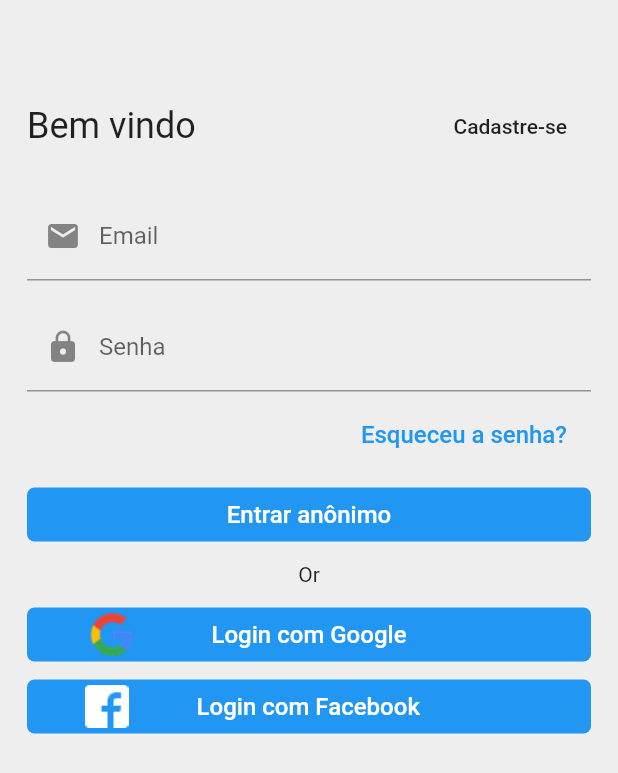
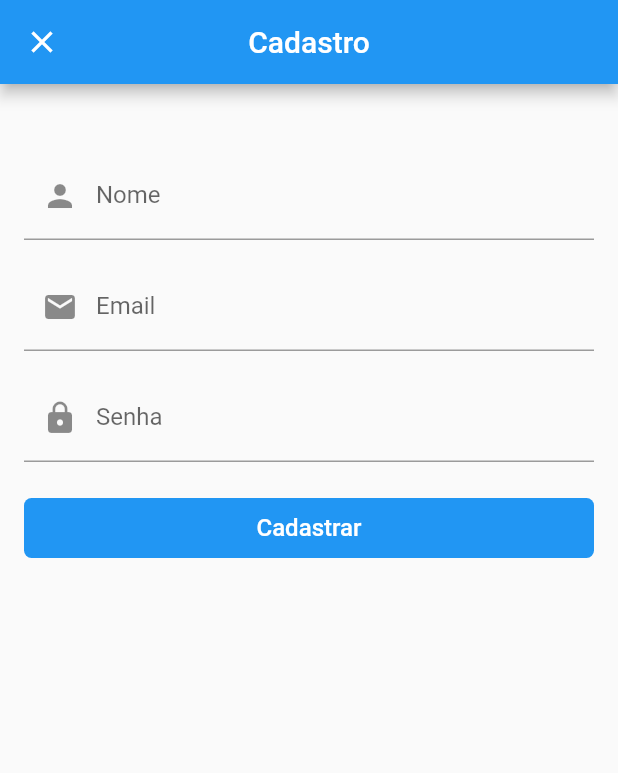
Before and after one commit to osvaldoj12/sec_enade, a Flutter app: the screen it shows after launch, after a tap on "Cadastre-se", on a phone screen of 412 x 824 dp. Shown: the top 773 px of the screen. Run offline on Flutter 3.47's test engine with Material 2 defaults, Android fonts, the phone set to English and light mode, and no system bars; our stand-ins replace firebase_auth, firebase_core; accounts and stored records are empty.

Commit message:
Creation of sign up page and folder ranaming -services to auth-

```diff
--- a/lib/main.dart
+++ b/lib/main.dart
@@ -1,7 +1,7 @@
 import 'package:firebase_core/firebase_core.dart';
 import 'package:flutter/material.dart';
 import 'package:sec_enade/pages/landing_page.dart';
-import 'package:sec_enade/services/auth.dart';
+import 'package:sec_enade/auth/auth.dart';
 
 void main() async {
   WidgetsFlutterBinding.ensureInitialized();
--- a/lib/pages/home_page.dart
+++ b/lib/pages/home_page.dart
@@ -1,5 +1,5 @@
 import 'package:flutter/material.dart';
-import 'package:sec_enade/services/auth.dart';
+import 'package:sec_enade/auth/auth.dart';
 
 class HomePage extends StatelessWidget {
   const HomePage({Key key, @required this.auth}) : super(key: key);
--- a/lib/pages/landing_page.dart
+++ b/lib/pages/landing_page.dart
@@ -2,7 +2,7 @@ import 'package:firebase_auth/firebase_auth.dart';
 import 'package:flutter/material.dart';
 import 'package:sec_enade/pages/home_page.dart';
 import 'package:sec_enade/pages/sign_in/sign_in_page.dart';
-import 'package:sec_enade/services/auth.dart';
+import 'package:sec_enade/auth/auth.dart';
 
 class LandingPage extends StatelessWidget {
   const LandingPage({Key key, @required this.auth}) : super(key: key);
--- a/lib/pages/sign_in/sign_in_page.dart
+++ b/lib/pages/sign_in/sign_in_page.dart
@@ -1,5 +1,6 @@
 import 'package:flutter/material.dart';
-import 'package:sec_enade/services/auth.dart';
+import 'package:sec_enade/auth/auth.dart';
+import 'package:sec_enade/pages/sign_in/sign_up_page.dart';
 
 class SignInPage extends StatelessWidget {
   const SignInPage({Key key, @required this.auth}) : super(key: key);
@@ -19,8 +20,8 @@ class SignInPage extends StatelessWidget {
     return Scaffold(
       backgroundColor: Colors.grey[200],
       body: Padding(
-        padding:
-            const EdgeInsets.only(left: 18.0, right: 18.0, bottom: 60, top: 60),
+        padding: const EdgeInsets.only(left: 16.0, right: 18.0, top: 60),
+        child: SingleChildScrollView(
           child: Column(
             children: <Widget>[
               Row(
@@ -31,7 +32,14 @@ class SignInPage extends StatelessWidget {
                     style: Theme.of(context).textTheme.headline5,
                   ),
                   FlatButton(
-                  onPressed: () {},
+                    onPressed: () {
+                      Navigator.of(context).push(
+                        MaterialPageRoute(
+                          builder: (context) => SignUpPage(),
+                          fullscreenDialog: true,
+                        ),
+                      );
+                    },
                     child: Text(
                       'Cadastre-se',
                     ),
@@ -75,6 +83,7 @@ class SignInPage extends StatelessWidget {
                   ),
                   SizedBox(height: 5.0),
                   FlatButton(
+                    height: 40.0,
                     color: Colors.blue,
                     shape: RoundedRectangleBorder(
                       borderRadius: BorderRadius.all(
@@ -98,6 +107,7 @@ class SignInPage extends StatelessWidget {
               Column(
                 children: <Widget>[
                   FlatButton(
+                    height: 40.0,
                     onPressed: () {},
                     color: Colors.blue,
                     shape: RoundedRectangleBorder(
@@ -124,6 +134,7 @@ class SignInPage extends StatelessWidget {
                     ),
                   ),
                   FlatButton(
+                    height: 40.0,
                     onPressed: () {},
                     color: Colors.blue,
                     shape: RoundedRectangleBorder(
@@ -154,6 +165,7 @@ class SignInPage extends StatelessWidget {
             ],
           ),
         ),
+      ),
     );
   }
 }
--- /dev/null
+++ b/lib/pages/sign_in/sign_up_page.dart
@@ -0,0 +1,77 @@
+import 'package:flutter/material.dart';
+import 'package:sec_enade/auth/auth.dart';
+import 'package:sec_enade/pages/sign_in/sign_in_page.dart';
+
+class SignUpPage extends StatelessWidget {
+  @override
+  Widget build(BuildContext context) {
+    return Scaffold(
+      appBar: AppBar(
+        title: Text("Cadastro"),
+        centerTitle: true,
+      ),
+      body: Padding(
+        padding: const EdgeInsets.only(left: 16.0, right: 16.0, top: 45.0),
+        child: SingleChildScrollView(
+          child: Column(
+            crossAxisAlignment: CrossAxisAlignment.stretch,
+            children: <Widget>[
+              TextFormField(
+                keyboardType: TextInputType.text,
+                decoration: InputDecoration(
+                  prefixIcon: Icon(Icons.person),
+                  labelText: "Nome",
+                  hintText: "Digite seu nome",
+                ),
+              ),
+              SizedBox(height: 15.0),
+              TextFormField(
+                keyboardType: TextInputType.emailAddress,
+                decoration: InputDecoration(
+                  prefixIcon: Icon(Icons.mail),
+                  labelText: "Email",
+                  hintText: "Exemplo@gmail.com",
+                ),
+              ),
+              SizedBox(height: 15.0),
+              TextFormField(
+                obscureText: true,
+                keyboardType: TextInputType.text,
+                decoration: InputDecoration(
+                  prefixIcon: Icon(Icons.lock),
+                  labelText: "Senha",
+                ),
+              ),
+              SizedBox(height: 20.0),
+              FlatButton(
+                height: 40.0,
+                color: Colors.blue,
+                shape: RoundedRectangleBorder(
+                  borderRadius: BorderRadius.all(
+                    Radius.circular(5),
+                  ),
+                ),
+                onPressed: () {
+                  Navigator.of(context).pushReplacement(
+                    MaterialPageRoute(
+                      builder: (context) => SignInPage(
+                        auth: Auth(),
+                      ),
+                    ),
+                  );
+                },
+                child: Text(
+                  "Cadastrar",
+                  style: TextStyle(
+                    color: Colors.white,
+                    fontSize: 16.0,
+                  ),
+                ),
+              )
+            ],
+          ),
+        ),
+      ),
+    );
+  }
+}
```
Also changed, not shown: lib/auth/auth.dart (renamed from lib/services/auth.dart). Lines whose indentation alone changed are shown as unchanged.
